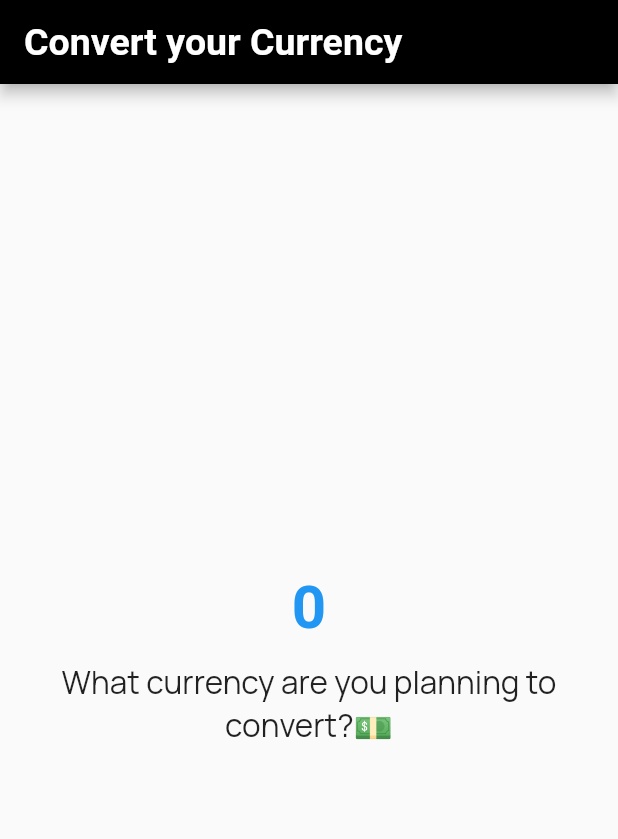
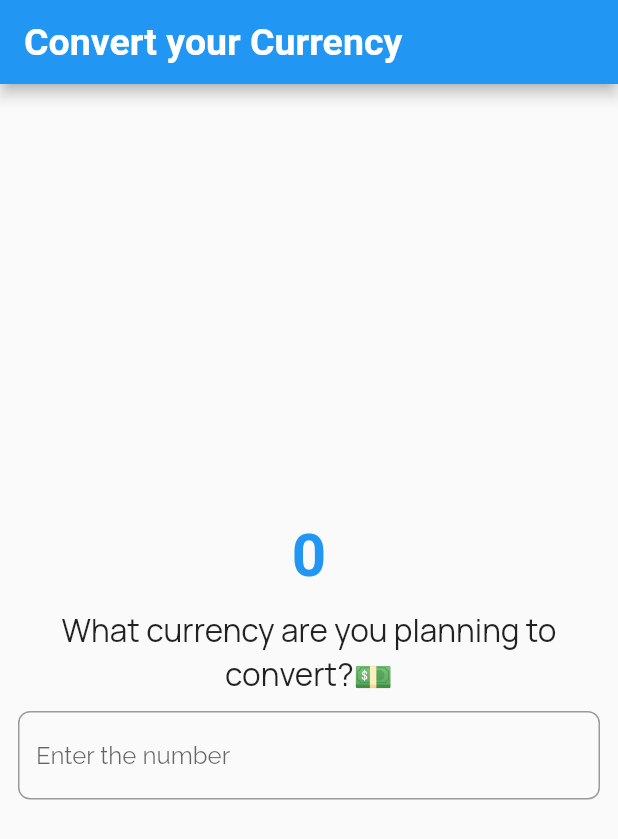
Before and after one commit to Meealley/curr_conv, a Flutter app: the screen it shows after launch, on a phone screen of 412 x 824 dp. Shown: the top 839 px of the screen. Run offline on Flutter 3.47's test engine with Material 2 defaults, Android fonts, the light colour scheme and no system bars; our stand-ins replace animated_splash_screen, google_fonts, lottie, page_transition; Roboto replaces fonts that are missing (Arsenal).

Commit message:
enabled border

```diff
--- a/lib/home_page.dart
+++ b/lib/home_page.dart
@@ -9,11 +9,26 @@ class HomePage extends StatefulWidget {
 }
 
 class _HomePageState extends State<HomePage> {
+  final border = OutlineInputBorder(
+    borderSide: BorderSide(color: Colors.black, style: BorderStyle.solid),
+    borderRadius: BorderRadius.all(
+      Radius.circular(8),
+    ),
+  );
+  final error_border = OutlineInputBorder(
+    borderSide: BorderSide(
+      color: Colors.red,
+      style: BorderStyle.solid,
+    ),
+    borderRadius: BorderRadius.all(
+      Radius.circular(8),
+    ),
+  );
+
   @override
   Widget build(BuildContext context) {
     return Scaffold(
         appBar: AppBar(
-          backgroundColor: Colors.black,
           title: Text("Convert your Currency",
               style: GoogleFonts.arsenal(
                   textStyle: const TextStyle(
@@ -28,7 +43,6 @@ class _HomePageState extends State<HomePage> {
             child: Padding(
               padding: const EdgeInsets.all(12.0),
               child: Column(
-                // crossAxisAlignment: CrossAxisAlignment.start,
                 mainAxisAlignment: MainAxisAlignment.center,
                 children: [
                   const Text(
@@ -48,6 +62,28 @@ class _HomePageState extends State<HomePage> {
                     ),
                     textAlign: TextAlign.center,
                   ),
+                  const SizedBox(height: 10),
+                  TextField(
+                    onSubmitted: (value) => debugPrint(value),
+                    keyboardType:
+                        TextInputType.numberWithOptions(decimal: true),
+                    decoration: InputDecoration(
+                      hintText: "Enter the number",
+                      hintStyle: GoogleFonts.raleway(
+                        textStyle: TextStyle(
+                          fontSize: 16,
+                        ),
+                      ),
+                      border: OutlineInputBorder(
+                        borderSide: BorderSide(color: Colors.black),
+                        borderRadius: BorderRadius.all(
+                          Radius.circular(8),
+                        ),
+                      ),
+                      focusedBorder: border,
+                      errorBorder: error_border,
+                    ),
+                  ),
                 ],
               ),
             ),
--- a/lib/splash_screen.dart
+++ b/lib/splash_screen.dart
@@ -10,7 +10,7 @@ class SplashScreen extends StatelessWidget {
   @override
   Widget build(BuildContext context) {
     return AnimatedSplashScreen(
-      duration: 500,
+      duration: 1000,
       splashIconSize: 350,
       // backgroundColor: Colors.red,
       // splashTransition: SplashTransition.,
```
